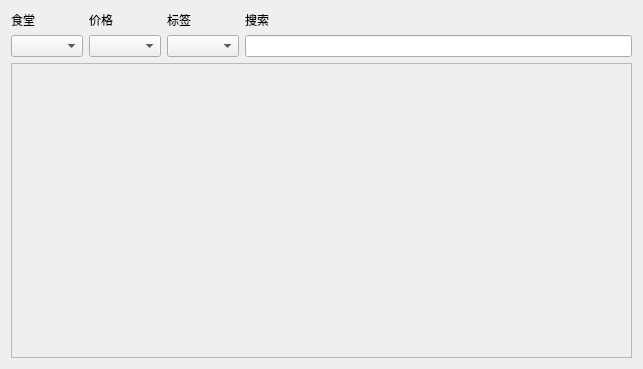
This is browsetab.ui in PKUCodeProjPractice/PKUDish as Qt 5 draws it before an edit. The edited form follows.
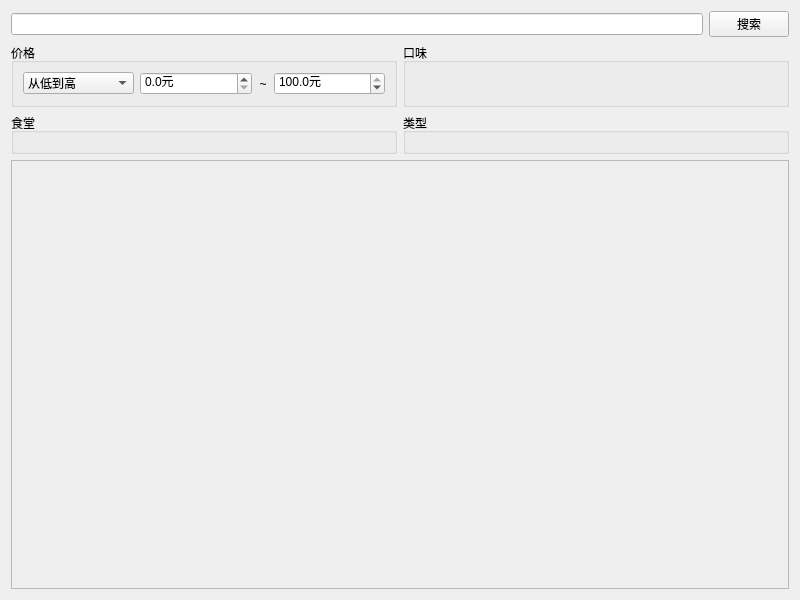
This is the edited form.

Commit message: browse页面 关键词+价格搜索

Diff of the .ui file:
```diff
--- a/browsetab.ui
+++ b/browsetab.ui
@@ -6,8 +6,8 @@
    <rect>
     <x>0</x>
     <y>0</y>
-    <width>643</width>
-    <height>369</height>
+    <width>800</width>
+    <height>600</height>
    </rect>
   </property>
   <property name="sizePolicy">
@@ -21,77 +21,129 @@
   </property>
   <layout class="QVBoxLayout" name="verticalLayout">
    <item>
-    <layout class="QGridLayout" name="gridLayout">
-     <item row="1" column="2">
-      <widget class="QComboBox" name="comboBox_tags"/>
-     </item>
-     <item row="1" column="3">
+    <layout class="QHBoxLayout" name="horizontalLayout_search">
+     <item>
       <widget class="QLineEdit" name="lineEdit_search"/>
      </item>
+     <item>
+      <widget class="QPushButton" name="pushButton_search">
+       <property name="text">
+        <string>搜索</string>
+       </property>
+      </widget>
+     </item>
+    </layout>
+   </item>
+   <item>
+    <layout class="QGridLayout" name="gridLayout_filters">
      <item row="1" column="0">
-      <widget class="QComboBox" name="comboBox_canteen"/>
-     </item>
-     <item row="1" column="1">
-      <widget class="QComboBox" name="comboBox_price"/>
-     </item>
-     <item row="0" column="0">
-      <widget class="QLabel" name="label_canteen">
-       <property name="text">
+      <widget class="QGroupBox" name="groupBox_canteen">
+       <property name="title">
         <string>食堂</string>
        </property>
       </widget>
      </item>
-     <item row="0" column="1">
-      <widget class="QLabel" name="label_price">
-       <property name="text">
+     <item row="0" column="0">
+      <widget class="QGroupBox" name="groupBox_price">
+       <property name="title">
         <string>价格</string>
        </property>
+       <layout class="QHBoxLayout" name="layout_price">
+        <item>
+         <widget class="QComboBox" name="comboBox_order">
+          <item>
+           <property name="text">
+            <string>从低到高</string>
+           </property>
+          </item>
+          <item>
+           <property name="text">
+            <string>从高到低</string>
+           </property>
+          </item>
+         </widget>
+        </item>
+        <item>
+         <widget class="QDoubleSpinBox" name="doubleSpinBox_lwr">
+          <property name="suffix">
+           <string>元</string>
+          </property>
+          <property name="decimals">
+           <number>1</number>
+          </property>
+          <property name="maximum">
+           <double>100.000000000000000</double>
+          </property>
+         </widget>
+        </item>
+        <item>
+         <widget class="QLabel" name="label">
+          <property name="maximumSize">
+           <size>
+            <width>10</width>
+            <height>16777215</height>
+           </size>
+          </property>
+          <property name="text">
+           <string>~</string>
+          </property>
+          <property name="alignment">
+           <set>Qt::AlignCenter</set>
+          </property>
+         </widget>
+        </item>
+        <item>
+         <widget class="QDoubleSpinBox" name="doubleSpinBox_upr">
+          <property name="suffix">
+           <string>元</string>
+          </property>
+          <property name="decimals">
+           <number>1</number>
+          </property>
+          <property name="maximum">
+           <double>100.000000000000000</double>
+          </property>
+          <property name="value">
+           <double>100.000000000000000</double>
+          </property>
+         </widget>
+        </item>
+       </layout>
       </widget>
      </item>
-     <item row="0" column="2">
-      <widget class="QLabel" name="label_tags">
-       <property name="text">
-        <string>标签</string>
+     <item row="0" column="1">
+      <widget class="QGroupBox" name="groupBox_taste">
+       <property name="title">
+        <string>口味</string>
        </property>
+       <layout class="QGridLayout" name="layout_taste"/>
       </widget>
      </item>
-     <item row="0" column="3">
-      <widget class="QLabel" name="label_search">
-       <property name="text">
-        <string>搜索</string>
+     <item row="1" column="1">
+      <widget class="QGroupBox" name="groupBox_kind">
+       <property name="title">
+        <string>类型</string>
        </property>
+       <layout class="QGridLayout" name="layout_kind"/>
       </widget>
      </item>
     </layout>
    </item>
    <item>
     <widget class="QScrollArea" name="scrollArea">
-     <property name="frameShape">
-      <enum>QFrame::StyledPanel</enum>
-     </property>
-     <property name="frameShadow">
-      <enum>QFrame::Sunken</enum>
-     </property>
      <property name="widgetResizable">
       <bool>true</bool>
      </property>
-     <property name="alignment">
-      <set>Qt::AlignCenter</set>
-     </property>
      <widget class="QWidget" name="scrollAreaWidgetContents">
       <property name="geometry">
        <rect>
         <x>0</x>
         <y>0</y>
-        <width>619</width>
-        <height>283</height>
+        <width>776</width>
+        <height>395</height>
        </rect>
       </property>
-      <layout class="QGridLayout" name="gridLayout_scroll">
-       <property name="spacing">
-        <number>11</number>
-       </property>
-      </layout>
+      <layout class="QGridLayout" name="gridLayout_scroll"/>
      </widget>
     </widget>
    </item>
```
Left out of the diff: 1 changed line with no effect on the pictures. The commit also changes 4 other files.
